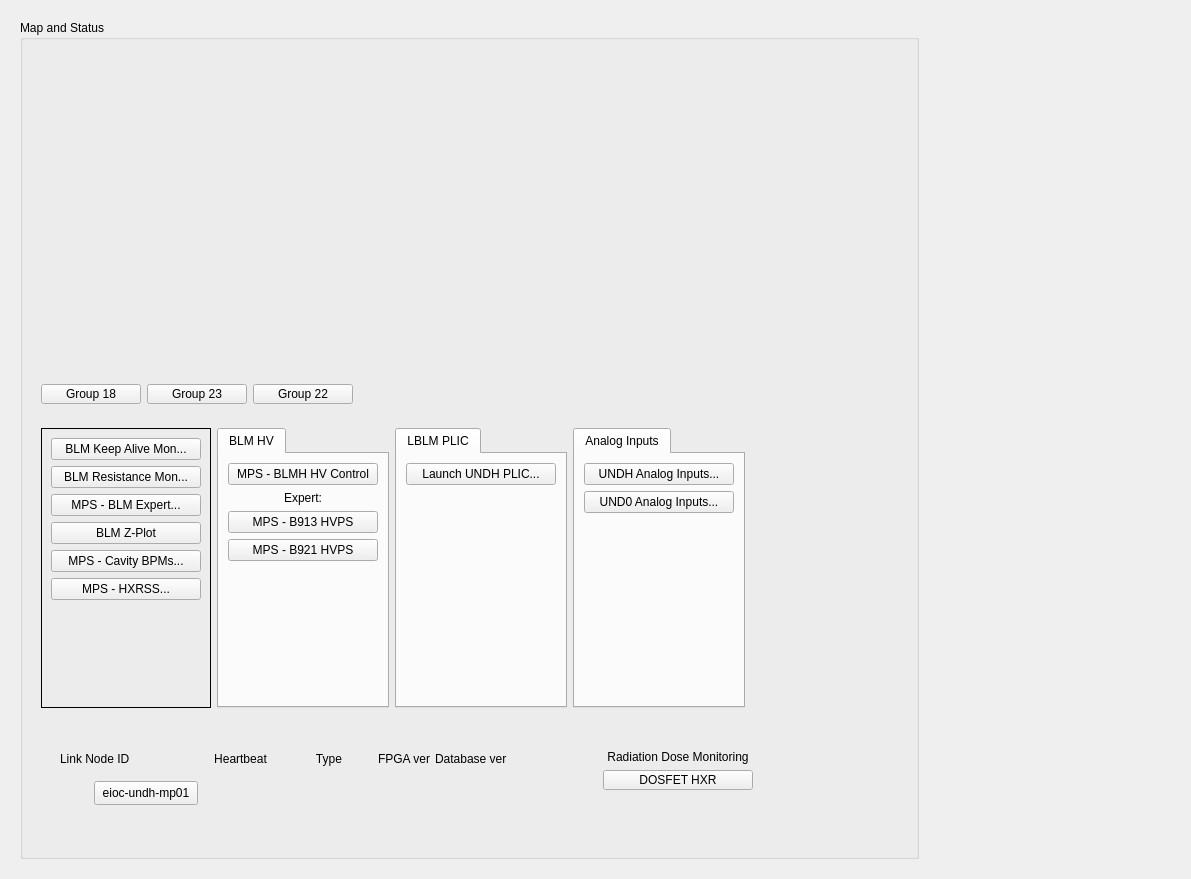
Above: undh_main.ui from ad-build-test/pydm-mps before the change. Below: the same form after it.
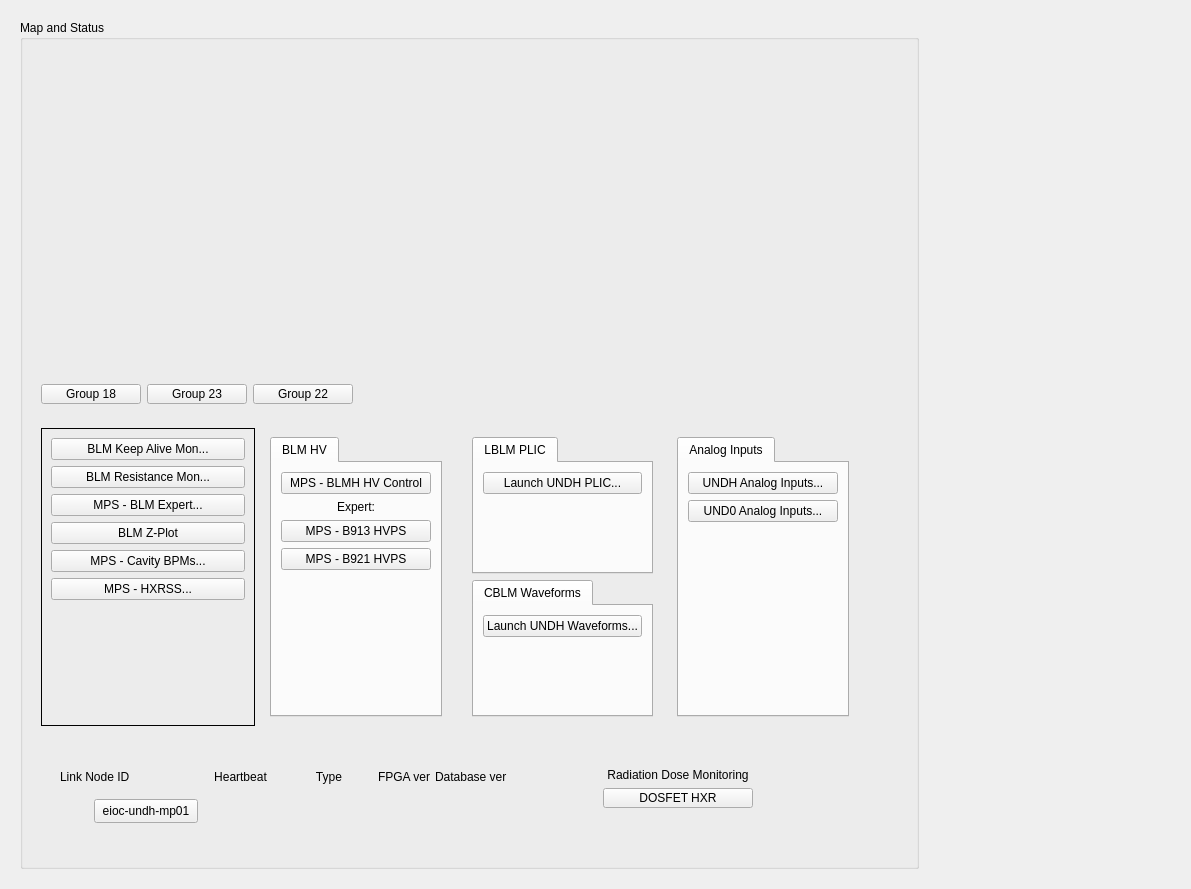
That is the form after the change. Custom widgets are drawn as their Qt base class.

Commit message: added cblm buttons to und main displays and removed print statements from cblm display.

```diff
--- a/undh_main.ui
+++ b/undh_main.ui
@@ -96,8 +96,17 @@
            <property name="frameShadow">
             <enum>QFrame::Raised</enum>
            </property>
-           <layout class="QGridLayout" name="gridLayout_10" columnstretch="1,1,1,1,3">
+           <layout class="QGridLayout" name="gridLayout_10" columnstretch="1,0,0,0,0,0">
             <item row="0" column="1">
+             <widget class="QFrame" name="frame_11">
+              <property name="frameShape">
+               <enum>QFrame::NoFrame</enum>
+              </property>
+              <property name="frameShadow">
+               <enum>QFrame::Raised</enum>
+              </property>
+              <layout class="QGridLayout" name="gridLayout_16">
+               <item row="0" column="0">
              <widget class="QTabWidget" name="tabWidget">
               <property name="currentIndex">
                <number>0</number>
@@ -216,121 +225,8 @@
               </widget>
              </widget>
             </item>
-            <item row="0" column="3">
-             <widget class="QTabWidget" name="tabWidget_8">
-              <property name="maximumSize">
-               <size>
-                <width>175</width>
-                <height>16777215</height>
-               </size>
-              </property>
-              <property name="currentIndex">
-               <number>0</number>
-              </property>
-              <widget class="QWidget" name="tab_10">
-               <property name="minimumSize">
-                <size>
-                 <width>0</width>
-                 <height>250</height>
-                </size>
-               </property>
-               <attribute name="title">
-                <string>Analog Inputs</string>
-               </attribute>
-               <layout class="QGridLayout" name="gridLayout_23">
-                <item row="0" column="0">
-                 <widget class="PyDMRelatedDisplayButton" name="PyDMRelatedDisplayButton_12">
-                  <property name="minimumSize">
-                   <size>
-                    <width>150</width>
-                    <height>20</height>
-                   </size>
-                  </property>
-                  <property name="toolTip">
-                   <string/>
-                  </property>
-                  <property name="text">
-                   <string>UNDH Analog Inputs...</string>
-                  </property>
-                  <property name="filenames" stdset="0">
-                   <stringlist>
-                    <string>mps_threshold_area.py</string>
-                   </stringlist>
-                  </property>
-                  <property name="showIcon" stdset="0">
-                   <bool>false</bool>
-                  </property>
-                  <property name="macros" stdset="0">
-                   <stringlist>
-                    <string>{&quot;AREA&quot;:&quot;UNDH&quot;}</string>
-                   </stringlist>
-                  </property>
-                  <property name="openInNewWindow" stdset="0">
-                   <bool>true</bool>
-                  </property>
-                 </widget>
-                </item>
-                <item row="2" column="0">
-                 <spacer name="verticalSpacer_13">
-                  <property name="orientation">
-                   <enum>Qt::Vertical</enum>
-                  </property>
-                  <property name="sizeHint" stdset="0">
-                   <size>
-                    <width>20</width>
-                    <height>40</height>
-                   </size>
-                  </property>
-                 </spacer>
-                </item>
-                <item row="1" column="0">
-                 <widget class="PyDMRelatedDisplayButton" name="PyDMRelatedDisplayButton_13">
-                  <property name="minimumSize">
-                   <size>
-                    <width>150</width>
-                    <height>20</height>
-                   </size>
-                  </property>
-                  <property name="toolTip">
-                   <string/>
-                  </property>
-                  <property name="text">
-                   <string>UND0 Analog Inputs...</string>
-                  </property>
-                  <property name="filenames" stdset="0">
-                   <stringlist>
-                    <string>mps_threshold_area.py</string>
-                   </stringlist>
-                  </property>
-                  <property name="showIcon" stdset="0">
-                   <bool>false</bool>
-                  </property>
-                  <property name="macros" stdset="0">
-                   <stringlist>
-                    <string>{&quot;AREA&quot;:&quot;UND0&quot;}</string>
-                   </stringlist>
-                  </property>
-                  <property name="openInNewWindow" stdset="0">
-                   <bool>true</bool>
-                  </property>
-                 </widget>
-                </item>
-               </layout>
-              </widget>
-             </widget>
-            </item>
-            <item row="0" column="4">
-             <spacer name="horizontalSpacer_3">
-              <property name="orientation">
-               <enum>Qt::Horizontal</enum>
-              </property>
-              <property name="sizeHint" stdset="0">
-               <size>
-                <width>40</width>
-                <height>20</height>
-               </size>
-              </property>
-             </spacer>
+              </layout>
+             </widget>
             </item>
             <item row="0" column="0">
              <widget class="QFrame" name="frame_6">
@@ -504,7 +400,16 @@
               </layout>
              </widget>
             </item>
-            <item row="0" column="2">
+            <item row="0" column="3">
+             <widget class="QFrame" name="frame_10">
+              <property name="frameShape">
+               <enum>QFrame::NoFrame</enum>
+              </property>
+              <property name="frameShadow">
+               <enum>QFrame::Raised</enum>
+              </property>
+              <layout class="QGridLayout" name="gridLayout_9">
+               <item row="0" column="0">
              <widget class="QTabWidget" name="tabWidget_3">
               <property name="currentIndex">
                <number>0</number>
@@ -562,6 +467,206 @@
                </layout>
               </widget>
              </widget>
+               </item>
+               <item row="1" column="0">
+                <widget class="QTabWidget" name="tabWidget_4">
+                 <property name="currentIndex">
+                  <number>0</number>
+                 </property>
+                 <widget class="QWidget" name="tab_3">
+                  <attribute name="title">
+                   <string>CBLM Waveforms</string>
+                  </attribute>
+                  <layout class="QGridLayout" name="gridLayout_15">
+                   <item row="0" column="0">
+                    <widget class="PyDMRelatedDisplayButton" name="PyDMRelatedDisplayButton_7">
+                     <property name="minimumSize">
+                      <size>
+                       <width>150</width>
+                       <height>20</height>
+                      </size>
+                     </property>
+                     <property name="toolTip">
+                      <string/>
+                     </property>
+                     <property name="text">
+                      <string>Launch UNDH Waveforms...</string>
+                     </property>
+                     <property name="filenames" stdset="0">
+                      <stringlist>
+                       <string>$PYDM/mps/cblm_global.py</string>
+                      </stringlist>
+                     </property>
+                     <property name="showIcon" stdset="0">
+                      <bool>false</bool>
+                     </property>
+                     <property name="macros" stdset="0">
+                      <stringlist>
+                       <string>{&quot;DEVICE&quot;:&quot;CBLM:UNDH:1375&quot;}</string>
+                      </stringlist>
+                     </property>
+                     <property name="openInNewWindow" stdset="0">
+                      <bool>true</bool>
+                     </property>
+                    </widget>
+                   </item>
+                   <item row="1" column="0">
+                    <spacer name="verticalSpacer_7">
+                     <property name="orientation">
+                      <enum>Qt::Vertical</enum>
+                     </property>
+                     <property name="sizeHint" stdset="0">
+                      <size>
+                       <width>20</width>
+                       <height>40</height>
+                      </size>
+                     </property>
+                    </spacer>
+                   </item>
+                  </layout>
+                 </widget>
+                </widget>
+               </item>
+              </layout>
+             </widget>
+            </item>
+            <item row="0" column="2">
+             <widget class="QFrame" name="frame_7">
+              <property name="frameShape">
+               <enum>QFrame::StyledPanel</enum>
+              </property>
+              <property name="frameShadow">
+               <enum>QFrame::Raised</enum>
+              </property>
+             </widget>
+            </item>
+            <item row="0" column="4">
+             <widget class="QFrame" name="frame_12">
+              <property name="frameShape">
+               <enum>QFrame::NoFrame</enum>
+              </property>
+              <property name="frameShadow">
+               <enum>QFrame::Raised</enum>
+              </property>
+              <layout class="QGridLayout" name="gridLayout_17">
+               <item row="0" column="0">
+                <widget class="QTabWidget" name="tabWidget_8">
+                 <property name="maximumSize">
+                  <size>
+                   <width>175</width>
+                   <height>16777215</height>
+                  </size>
+                 </property>
+                 <property name="currentIndex">
+                  <number>0</number>
+                 </property>
+                 <widget class="QWidget" name="tab_10">
+                  <property name="minimumSize">
+                   <size>
+                    <width>0</width>
+                    <height>250</height>
+                   </size>
+                  </property>
+                  <attribute name="title">
+                   <string>Analog Inputs</string>
+                  </attribute>
+                  <layout class="QGridLayout" name="gridLayout_23">
+                   <item row="0" column="0">
+                    <widget class="PyDMRelatedDisplayButton" name="PyDMRelatedDisplayButton_12">
+                     <property name="minimumSize">
+                      <size>
+                       <width>150</width>
+                       <height>20</height>
+                      </size>
+                     </property>
+                     <property name="toolTip">
+                      <string/>
+                     </property>
+                     <property name="text">
+                      <string>UNDH Analog Inputs...</string>
+                     </property>
+                     <property name="filenames" stdset="0">
+                      <stringlist>
+                       <string>mps_threshold_area.py</string>
+                      </stringlist>
+                     </property>
+                     <property name="showIcon" stdset="0">
+                      <bool>false</bool>
+                     </property>
+                     <property name="macros" stdset="0">
+                      <stringlist>
+                       <string>{&quot;AREA&quot;:&quot;UNDH&quot;}</string>
+                      </stringlist>
+                     </property>
+                     <property name="openInNewWindow" stdset="0">
+                      <bool>true</bool>
+                     </property>
+                    </widget>
+                   </item>
+                   <item row="2" column="0">
+                    <spacer name="verticalSpacer_13">
+                     <property name="orientation">
+                      <enum>Qt::Vertical</enum>
+                     </property>
+                     <property name="sizeHint" stdset="0">
+                      <size>
+                       <width>20</width>
+                       <height>40</height>
+                      </size>
+                     </property>
+                    </spacer>
+                   </item>
+                   <item row="1" column="0">
+                    <widget class="PyDMRelatedDisplayButton" name="PyDMRelatedDisplayButton_13">
+                     <property name="minimumSize">
+                      <size>
+                       <width>150</width>
+                       <height>20</height>
+                      </size>
+                     </property>
+                     <property name="toolTip">
+                      <string/>
+                     </property>
+                     <property name="text">
+                      <string>UND0 Analog Inputs...</string>
+                     </property>
+                     <property name="filenames" stdset="0">
+                      <stringlist>
+                       <string>mps_threshold_area.py</string>
+                      </stringlist>
+                     </property>
+                     <property name="showIcon" stdset="0">
+                      <bool>false</bool>
+                     </property>
+                     <property name="macros" stdset="0">
+                      <stringlist>
+                       <string>{&quot;AREA&quot;:&quot;UND0&quot;}</string>
+                      </stringlist>
+                     </property>
+                     <property name="openInNewWindow" stdset="0">
+                      <bool>true</bool>
+                     </property>
+                    </widget>
+                   </item>
+                  </layout>
+                 </widget>
+                </widget>
+               </item>
+              </layout>
+             </widget>
+            </item>
+            <item row="0" column="5">
+             <spacer name="horizontalSpacer_3">
+              <property name="orientation">
+               <enum>Qt::Horizontal</enum>
+              </property>
+              <property name="sizeHint" stdset="0">
+               <size>
+                <width>40</width>
+                <height>20</height>
+               </size>
+              </property>
+             </spacer>
             </item>
            </layout>
           </widget>
```
Lines whose indentation alone changed are shown as unchanged. The commit also changes 3 other files.
